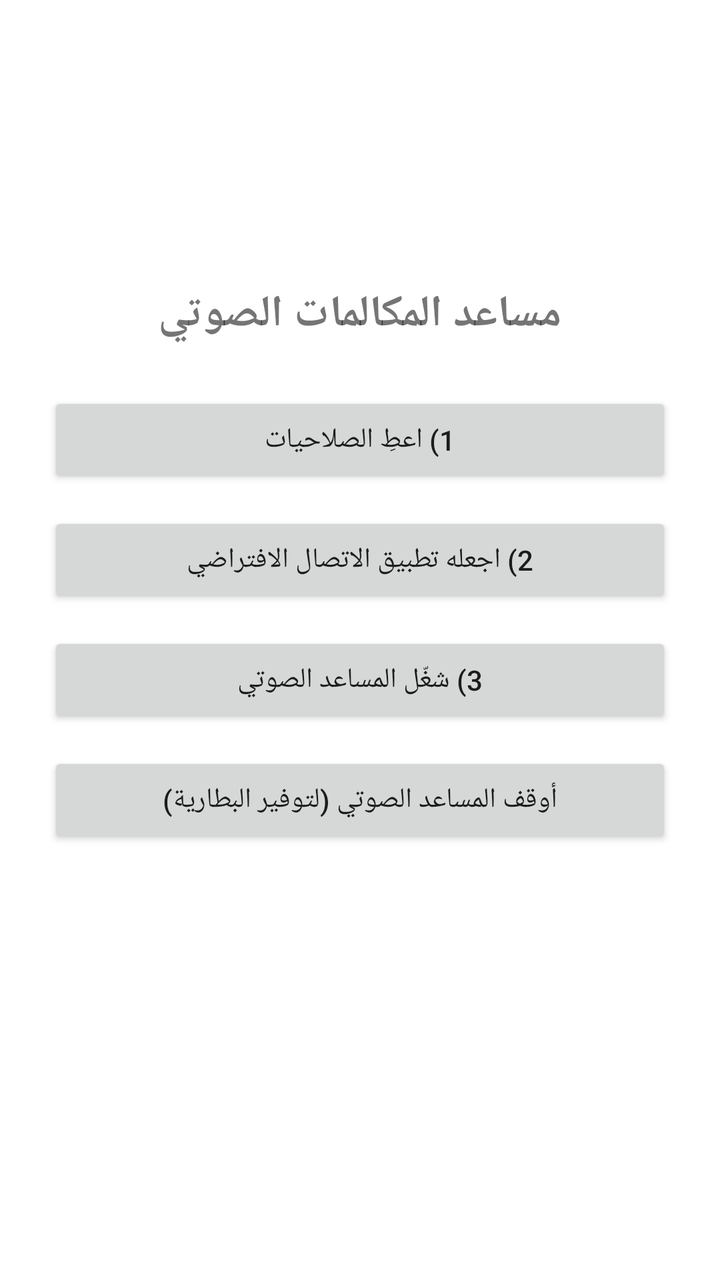
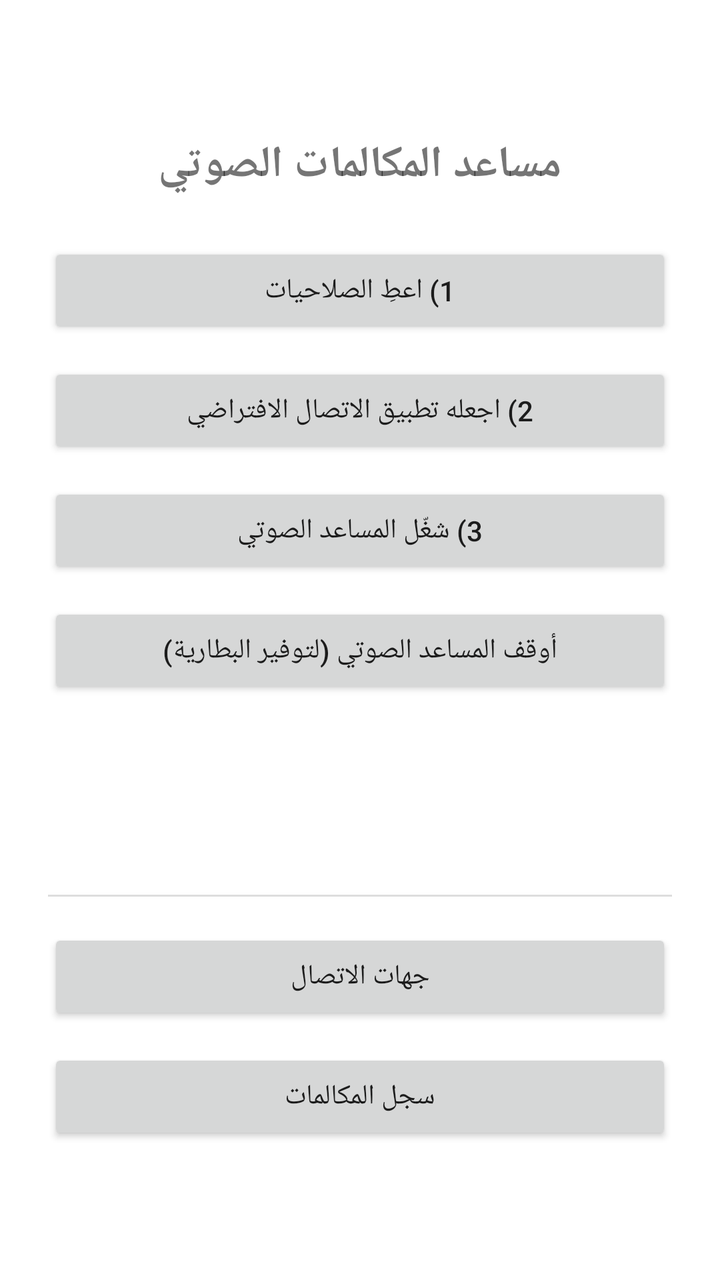

Screens rendered from an Android XML layout before and after an edit, with the pre-edit source and the edit as a unified diff.
<!-- AndroidManifest.xml: application theme Theme.CallAssistant -->
<!-- res/layout/activity_main.xml -->
<?xml version="1.0" encoding="utf-8"?>
<LinearLayout xmlns:android="http://schemas.android.com/apk/res/android"
    android:layout_width="match_parent"
    android:layout_height="match_parent"
    android:orientation="vertical"
    android:padding="24dp"
    android:gravity="center">

    <TextView
        android:layout_width="wrap_content"
        android:layout_height="wrap_content"
        android:text="مساعد المكالمات الصوتي"
        android:textSize="22sp"
        android:textStyle="bold"
        android:layout_marginBottom="24dp" />

    <Button
        android:id="@+id/btnGrantPermissions"
        android:layout_width="match_parent"
        android:layout_height="wrap_content"
        android:text="1) اعطِ الصلاحيات" />

    <Button
        android:id="@+id/btnDefaultDialer"
        android:layout_width="match_parent"
        android:layout_height="wrap_content"
        android:layout_marginTop="12dp"
        android:text="2) اجعله تطبيق الاتصال الافتراضي" />

    <Button
        android:id="@+id/btnStartService"
        android:layout_width="match_parent"
        android:layout_height="wrap_content"
        android:layout_marginTop="12dp"
        android:text="3) شغّل المساعد الصوتي" />

    <Button
        android:id="@+id/btnStopService"
        android:layout_width="match_parent"
        android:layout_height="wrap_content"
        android:layout_marginTop="12dp"
        android:text="أوقف المساعد الصوتي (لتوفير البطارية)" />

    <TextView
        android:id="@+id/tvDialerStatus"
        android:layout_width="match_parent"
        android:layout_height="wrap_content"
        android:layout_marginTop="24dp"
        android:textAlignment="center"
        android:text="" />

    <TextView
        android:id="@+id/tvStatus"
        android:layout_width="match_parent"
        android:layout_height="wrap_content"
        android:layout_marginTop="12dp"
        android:textAlignment="center"
        android:text="" />

</LinearLayout>
<!-- resources referenced by this layout -->
<resources>
  <style name="Theme.CallAssistant" parent="Theme.MaterialComponents.DayNight.NoActionBar">
          <item name="colorPrimary">#1565C0</item>
          <item name="colorPrimaryDark">#0D47A1</item>
          <item name="colorAccent">#1565C0</item>
      </style>
</resources>

<!-- the commit's change to res/layout/activity_main.xml (unified diff, before → after) -->
@@ -57,4 +57,24 @@
         android:textAlignment="center"
         android:text="" />
 
+    <View
+        android:layout_width="match_parent"
+        android:layout_height="1dp"
+        android:layout_marginTop="24dp"
+        android:background="#DDDDDD" />
+
+    <Button
+        android:id="@+id/btnContacts"
+        android:layout_width="match_parent"
+        android:layout_height="wrap_content"
+        android:layout_marginTop="16dp"
+        android:text="جهات الاتصال" />
+
+    <Button
+        android:id="@+id/btnCallLog"
+        android:layout_width="match_parent"
+        android:layout_height="wrap_content"
+        android:layout_marginTop="12dp"
+        android:text="سجل المكالمات" />
+
 </LinearLayout>
